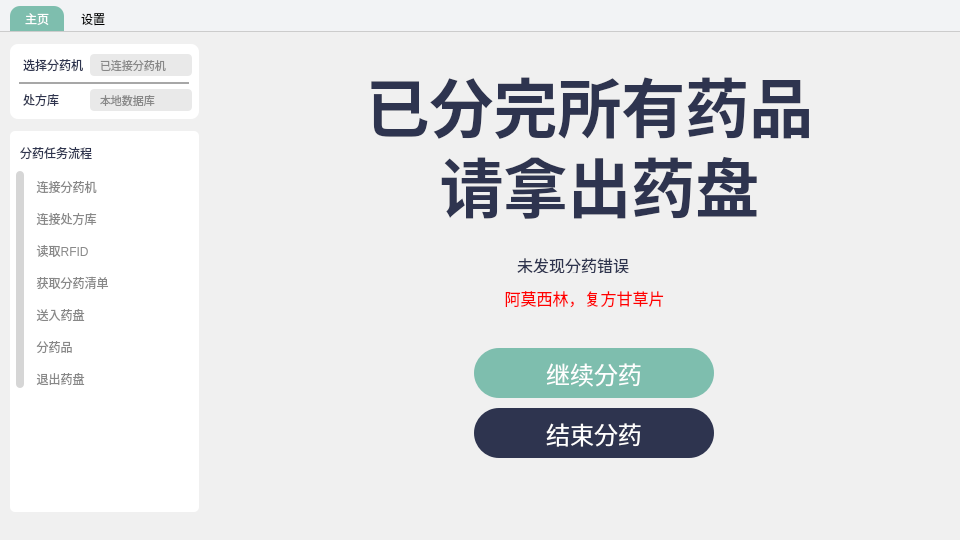
This is codes/pi2.0/main_window.ui in ma-jiale/EZ-Dose as Qt 5 draws it before an edit. The edited form follows.
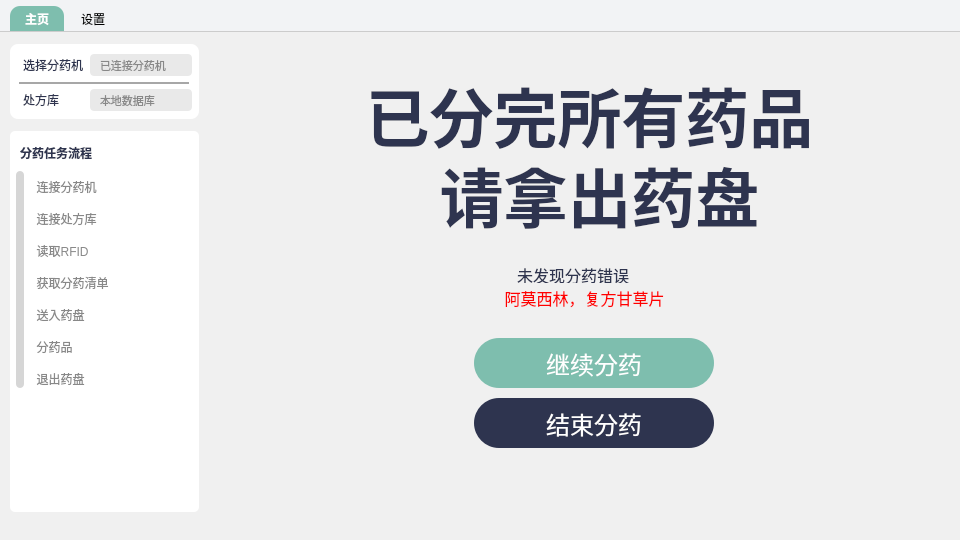
This is the edited form. The open tabs and pages were chosen to show the change. Icons and pictures are not drawn.

Diff of the .ui file:
```diff
--- a/codes/pi2.0/main_window.ui
+++ b/codes/pi2.0/main_window.ui
@@ -765,7 +765,7 @@
 font-family: &quot;Source Han Sans SC&quot;;
 font-size: 12px;
 font-style: normal;
-font-weight: 400;
+font-weight: 800;
 line-height: normal;
 }</string>
              </property>
@@ -900,7 +900,7 @@
     font-family: &quot;Source Han Sans SC&quot;;
     font-size: 12px;
     font-style: normal;
-    font-weight: 400;
+    font-weight: 800;
     line-height: normal;
 }</string>
        </property>
@@ -1793,7 +1793,7 @@
         <property name="geometry">
          <rect>
           <x>40</x>
-          <y>0</y>
+          <y>10</y>
           <width>671</width>
           <height>131</height>
          </rect>
@@ -1830,7 +1830,7 @@
         <property name="geometry">
          <rect>
           <x>303</x>
-          <y>219</y>
+          <y>229</y>
           <width>231</width>
           <height>16</height>
          </rect>
@@ -1857,7 +1857,7 @@
         <property name="geometry">
          <rect>
           <x>280</x>
-          <y>220</y>
+          <y>230</y>
           <width>16</width>
           <height>16</height>
          </rect>
@@ -1879,7 +1879,7 @@
         <property name="geometry">
          <rect>
           <x>260</x>
-          <y>310</y>
+          <y>300</y>
           <width>240</width>
           <height>50</height>
          </rect>
@@ -1920,7 +1920,7 @@
         <property name="geometry">
          <rect>
           <x>50</x>
-          <y>80</y>
+          <y>90</y>
           <width>671</width>
           <height>131</height>
          </rect>
@@ -1957,7 +1957,7 @@
         <property name="geometry">
          <rect>
           <x>260</x>
-          <y>370</y>
+          <y>360</y>
           <width>240</width>
           <height>50</height>
          </rect>
@@ -1995,7 +1995,7 @@
         <property name="geometry">
          <rect>
           <x>280</x>
-          <y>220</y>
+          <y>230</y>
           <width>16</width>
           <height>16</height>
          </rect>
```
Left out of the diff: 23 changed lines with no effect on the pictures.
